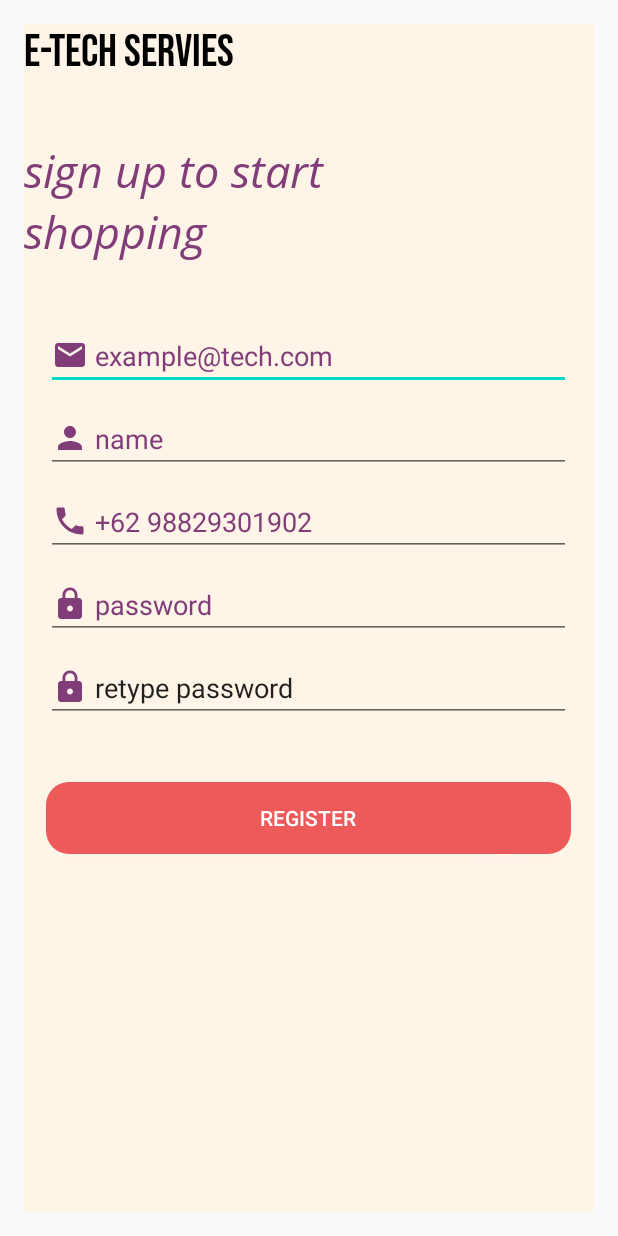
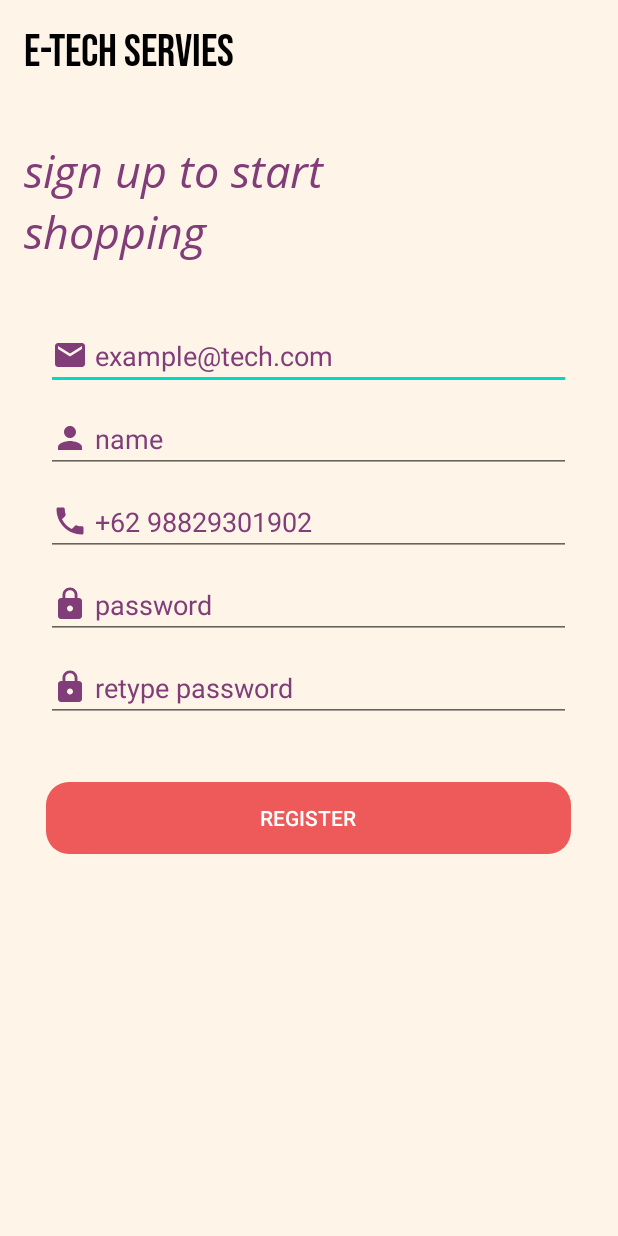
Before and after one commit to dendifz/ETechServices, an Android app: the layout register.xml on its own in the app's theme, with its tools: preview values and no code run, on a phone screen of 412 x 824 dp. Run offline under Robolectric (Android 15) with nearby library versions, the phone set to English and light mode, and no system bars.

Commit message:
Fix And Add Register Class

```diff
--- a/app/src/main/AndroidManifest.xml
+++ b/app/src/main/AndroidManifest.xml
@@ -9,13 +9,14 @@
         android:roundIcon="@mipmap/ic_launcher_round"
         android:supportsRtl="true"
         android:theme="@style/AppTheme">
-        <activity android:name=".MainActivity">
+        <activity android:name=".Login">
             <intent-filter>
                 <action android:name="android.intent.action.MAIN" />
 
                 <category android:name="android.intent.category.LAUNCHER" />
             </intent-filter>
         </activity>
+        <activity android:name=".Register"/>
     </application>
 
 </manifest>
--- a/app/src/main/java/com/latihan/etechservices/MainActivity.java
+++ b/app/src/main/java/com/latihan/etechservices/Login.java
@@ -4,11 +4,11 @@ import androidx.appcompat.app.AppCompatActivity;
 
 import android.os.Bundle;
 
-public class MainActivity extends AppCompatActivity {
+public class Login extends AppCompatActivity {
 
     @Override
     protected void onCreate(Bundle savedInstanceState) {
         super.onCreate(savedInstanceState);
-        setContentView(R.layout.activity_main);
+        setContentView(R.layout.login);
     }
 }
--- a/app/src/main/res/layout/activity_main.xml
+++ b/app/src/main/res/layout/login.xml
@@ -4,7 +4,7 @@
     xmlns:tools="http://schemas.android.com/tools"
     android:layout_width="match_parent"
     android:layout_height="match_parent"
-    tools:context=".MainActivity"
+    tools:context=".Login"
     android:orientation="vertical"
 
     android:background="#FEF4E8">
--- a/app/src/main/res/layout/register.xml
+++ b/app/src/main/res/layout/register.xml
@@ -3,7 +3,7 @@
     android:layout_width="match_parent"
     android:layout_height="match_parent"
     android:orientation="vertical"
-    android:layout_margin="16dp"
+    android:padding="16dp"
     android:background="#FEF4E8">
 
 
@@ -73,6 +73,7 @@
         android:id="@+id/edt_rtpass"
         android:text=" retype password"
         android:layout_gravity="center"
+        android:textColor="#803D78"
         android:layout_marginBottom="40dp"
         android:drawableLeft="@drawable/ic_baseline_lock_25"/>
 
```
Also changed, not shown: app/src/main/java/com/latihan/etechservices/Register.java (added, +14 -0 lines).
